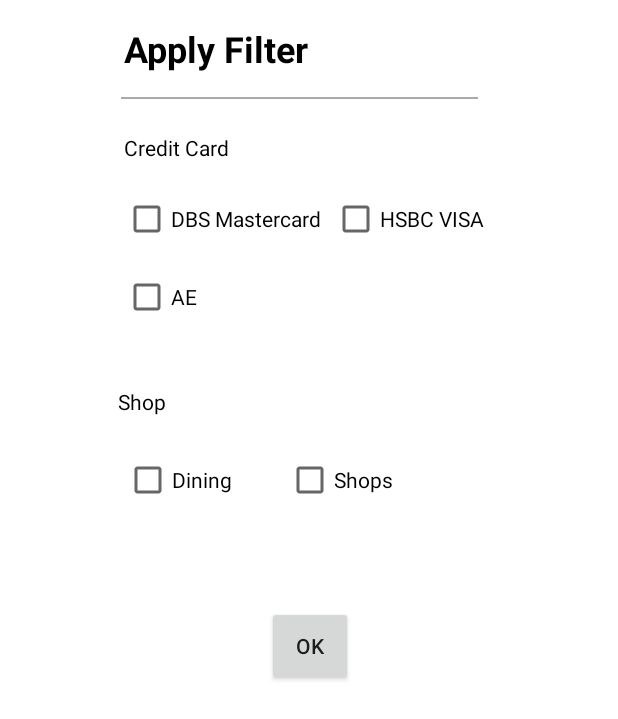
After one commit to lotszfung3/CreDiscountGo, an Android app: the layout filterpopup.xml on its own in the app's theme, with its tools: preview values and no code run, on a phone screen of 412 x 824 dp. The commit adds this screen. Shown: the top 719 px of the screen. Run offline under Robolectric (Android 15) with nearby library versions, the phone set to English and light mode, and no system bars.

Commit message:
apply filter popup

```diff
--- a/app/src/main/AndroidManifest.xml
+++ b/app/src/main/AndroidManifest.xml
@@ -39,6 +39,7 @@
                 <category android:name="android.intent.category.LAUNCHER" />
             </intent-filter>
         </activity>
+        <activity android:name=".popFilter"></activity>
     </application>
 
 </manifest>
--- /dev/null
+++ b/app/src/main/res/layout/filterpopup.xml
@@ -0,0 +1,178 @@
+<?xml version="1.0" encoding="utf-8"?>
+<android.support.constraint.ConstraintLayout xmlns:android="http://schemas.android.com/apk/res/android"
+    xmlns:app="http://schemas.android.com/apk/res-auto"
+    xmlns:tools="http://schemas.android.com/tools"
+    android:id="@+id/filterLayout"
+    android:layout_width="match_parent"
+    android:layout_height="match_parent"
+    android:background="@android:color/white">
+
+    <ImageView
+        android:id="@+id/imageView2"
+        android:layout_width="295dp"
+        android:layout_height="461dp"
+        android:layout_marginTop="4dp"
+        android:contentDescription="windowBase"
+        android:src="@android:drawable/progress_horizontal"
+        android:visibility="invisible"
+        app:layout_constraintEnd_toEndOf="parent"
+        app:layout_constraintHorizontal_bias="0.505"
+        app:layout_constraintStart_toStartOf="parent"
+        app:layout_constraintTop_toTopOf="parent"
+        app:srcCompat="@android:color/darker_gray" />
+
+    <RadioGroup
+        android:id="@+id/radioGCreditCard"
+        android:layout_width="248dp"
+        android:layout_height="104dp"
+        android:layout_marginEnd="8dp"
+        android:layout_marginStart="16dp"
+        android:layout_marginTop="20dp"
+        app:layout_constraintEnd_toEndOf="@+id/imageView2"
+        app:layout_constraintHorizontal_bias="0.304"
+        app:layout_constraintStart_toStartOf="@+id/imageView2"
+        app:layout_constraintTop_toBottomOf="@+id/textView3">
+
+        <LinearLayout
+            android:layout_width="match_parent"
+            android:layout_height="match_parent"
+            android:layout_weight="1"
+            android:orientation="horizontal">
+
+            <CheckBox
+                android:id="@+id/cbox_c1"
+                android:layout_width="wrap_content"
+                android:layout_height="wrap_content"
+                android:layout_weight="1"
+                android:text="@string/cc_DBSMC"
+                android:textColor="@android:color/black" />
+
+            <CheckBox
+                android:id="@+id/cbox_c2"
+                android:layout_width="wrap_content"
+                android:layout_height="wrap_content"
+                android:layout_weight="1"
+                android:text="@string/cc_HSBCV"
+                android:textColor="@android:color/black" />
+        </LinearLayout>
+
+        <LinearLayout
+            android:layout_width="match_parent"
+            android:layout_height="match_parent"
+            android:layout_weight="1"
+            android:orientation="horizontal">
+
+            <CheckBox
+                android:id="@+id/cbox_c3"
+                android:layout_width="wrap_content"
+                android:layout_height="wrap_content"
+                android:layout_weight="1"
+                android:text="@string/cc_AE"
+                android:textColor="@android:color/black" />
+        </LinearLayout>
+    </RadioGroup>
+
+    <RadioGroup
+        android:id="@+id/radioGShops"
+        android:layout_width="216dp"
+        android:layout_height="38dp"
+        android:layout_marginBottom="16dp"
+        android:layout_marginEnd="36dp"
+        android:layout_marginStart="8dp"
+        android:layout_marginTop="24dp"
+        app:layout_constraintBottom_toBottomOf="@+id/imageView2"
+        app:layout_constraintEnd_toEndOf="@+id/imageView2"
+        app:layout_constraintHorizontal_bias="0.457"
+        app:layout_constraintStart_toStartOf="@+id/imageView2"
+        app:layout_constraintTop_toBottomOf="@+id/textView2"
+        app:layout_constraintVertical_bias="0.0">
+
+        <LinearLayout
+            android:layout_width="match_parent"
+            android:layout_height="match_parent"
+            android:orientation="horizontal">
+
+            <CheckBox
+                android:id="@+id/cbox_s1"
+                android:layout_width="wrap_content"
+                android:layout_height="wrap_content"
+                android:layout_weight="1"
+                android:text="@string/s_dining"
+                android:textColor="@android:color/black" />
+
+            <CheckBox
+                android:id="@+id/cbox_s2"
+                android:layout_width="wrap_content"
+                android:layout_height="wrap_content"
+                android:layout_weight="1"
+                android:text="@string/s_shop"
+                android:textColor="@android:color/black" />
+        </LinearLayout>
+
+    </RadioGroup>
+
+    <Button
+        android:id="@+id/filterOK"
+        android:layout_width="57dp"
+        android:layout_height="53dp"
+        android:layout_marginBottom="8dp"
+        android:layout_marginEnd="8dp"
+        android:text="OK"
+        app:layout_constraintBottom_toBottomOf="@+id/imageView2"
+        app:layout_constraintEnd_toEndOf="@+id/imageView2"
+        app:layout_constraintHorizontal_bias="0.519"
+        app:layout_constraintStart_toStartOf="@+id/imageView2" />
+
+    <TextView
+        android:id="@+id/textView2"
+        android:layout_width="37dp"
+        android:layout_height="22dp"
+        android:layout_marginStart="20dp"
+        android:layout_marginTop="24dp"
+        android:text="@string/filter_catHeading"
+        android:textColor="@android:color/black"
+        app:layout_constraintStart_toStartOf="@+id/imageView2"
+        app:layout_constraintTop_toBottomOf="@+id/radioGCreditCard" />
+
+    <TextView
+        android:id="@+id/textView3"
+        android:layout_width="wrap_content"
+        android:layout_height="21dp"
+        android:layout_marginBottom="8dp"
+        android:layout_marginStart="24dp"
+        android:layout_marginTop="8dp"
+        android:text="@string/filter_creditCardHeading"
+        android:textColor="@android:color/black"
+        app:layout_constraintBottom_toBottomOf="@+id/imageView2"
+        app:layout_constraintStart_toStartOf="@+id/imageView2"
+        app:layout_constraintTop_toTopOf="@+id/imageView2"
+        app:layout_constraintVertical_bias="0.181" />
+
+    <TextView
+        android:id="@+id/textView4"
+        android:layout_width="wrap_content"
+        android:layout_height="wrap_content"
+        android:layout_marginStart="24dp"
+        android:layout_marginTop="12dp"
+        android:text="@string/filterHeading"
+        android:textColor="@android:color/black"
+        android:textSize="24sp"
+        android:textStyle="bold"
+        app:layout_constraintStart_toStartOf="@+id/imageView2"
+        app:layout_constraintTop_toTopOf="@+id/imageView2" />
+
+    <View
+        android:id="@+id/view"
+        style="@style/Divider"
+        android:layout_width="238dp"
+        android:layout_height="1dp"
+        android:layout_marginEnd="16dp"
+        android:layout_marginStart="2dp"
+        android:layout_marginTop="16dp"
+        app:layout_constraintEnd_toEndOf="@+id/imageView2"
+        app:layout_constraintStart_toStartOf="@+id/imageView2"
+        app:layout_constraintTop_toBottomOf="@+id/textView4" />
+
+
+
+</android.support.constraint.ConstraintLayout>
--- a/app/src/main/res/values/colors.xml
+++ b/app/src/main/res/values/colors.xml
@@ -1,6 +1,6 @@
 <?xml version="1.0" encoding="utf-8"?>
 <resources>
-    <color name="colorPrimary">#3F51B5</color>
+    <color name="colorPrimary">#3f51b5</color>
     <color name="colorPrimaryDark">#303F9F</color>
     <color name="colorAccent">#FF4081</color>
 </resources>
--- a/app/src/main/res/values/strings.xml
+++ b/app/src/main/res/values/strings.xml
@@ -8,4 +8,13 @@
     <string name="nav_header_subtitle">android.studio@android.com</string>
     <string name="nav_header_desc">Navigation header</string>
     <string name="action_settings">Settings</string>
+    <string name="filter_creditCardHeading">Credit Card</string>
+    <string name="filter_catHeading">Shops</string>
+
+    <string name="cc_HSBCV">HSBC VISA</string>
+    <string name="cc_AE">AE</string>
+    <string name="cc_DBSMC">DBS Mastercard</string>
+    <string name="s_shop">Shops</string>
+    <string name="s_dining">Dining</string>
+    <string name="filterHeading">Apply Filter</string>
 </resources>
--- a/app/src/main/res/values/styles.xml
+++ b/app/src/main/res/values/styles.xml
@@ -16,5 +16,10 @@
     <style name="AppTheme.AppBarOverlay" parent="ThemeOverlay.AppCompat.Dark.ActionBar" />
 
     <style name="AppTheme.PopupOverlay" parent="ThemeOverlay.AppCompat.Light" />
+    <style name="Divider">
+        <item name="android:layout_width">match_parent</item>
+        <item name="android:layout_height">1dp</item>
+        <item name="android:background">@android:color/darker_gray</item>
+    </style>
 
 </resources>
```
Also changed, not shown: app/src/main/java/com/example/crediscountgo/MainActivity.java (+99 -20 lines), app/src/main/java/com/example/crediscountgo/popFilter.java (added, +14 -0 lines), app/src/main/res/layout/activity_maps.xml (+12 -9 lines), app/src/main/res/layout/activity_pop_filter.xml (added, +55 -0 lines).
